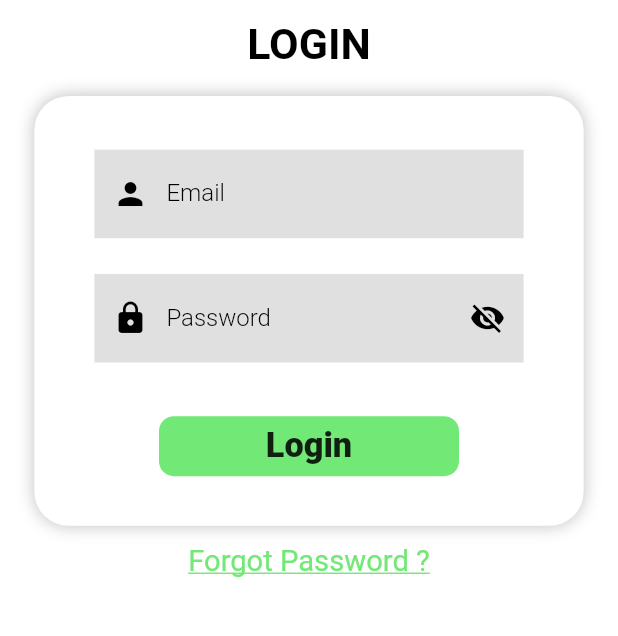
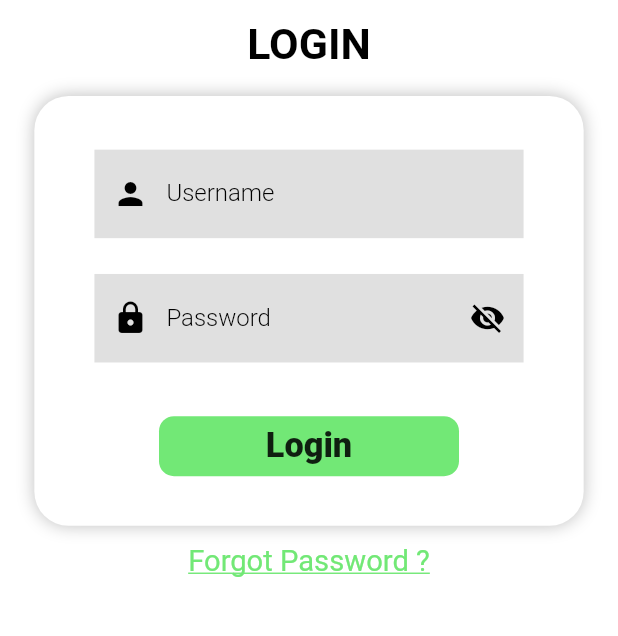
Before and after one commit to qubeena07/neelam-quiz, a Flutter app: the screen it shows after launch, after a tap on "LOGIN", on a phone screen of 412 x 824 dp, the part 456-1092 px from its top. Run offline on Flutter 3.47's test engine with Material 2 defaults, Android fonts, the light colour scheme and no system bars; our stand-ins replace email_validator, flutter_screenutil, fluttertoast, shared_preferences; network calls fail.

```diff
--- a/lib/controller/api_services.dart
+++ b/lib/controller/api_services.dart
@@ -40,14 +40,12 @@ class ApiService with ChangeNotifier {
           .timeout(const Duration(seconds: 600));
       log(response.statusCode.toString(), name: 'status code');
       final registerData = jsonDecode(response.body);
-      final sp = await SharedPreferences.getInstance();
-      sp.setString("senderId", registerData["sender"]);
-      log(registerData["sender"].toString(), name: "senderId value");
 
       if (response.statusCode == 201 || response.statusCode == 200) {
         return registerData;
       }
     } catch (e) {
+      log(e.toString(), name: "error in register api services");
       throw Exception(e.toString());
     }
   }
@@ -98,6 +96,8 @@ class ApiService with ChangeNotifier {
 
       log(responseData.toString(), name: 'data value');
       sp.setString("senderId", responseData['sender'].toString());
+      log(responseData['sender'].toString(),
+          name: "sender id value in api service");
       if (response.statusCode == 200 || response.statusCode == 201) {
         return ScoreModel.fromJson(responseData);
       }
--- a/lib/view/login_screen.dart
+++ b/lib/view/login_screen.dart
@@ -97,7 +97,7 @@ class _LoginScreenState extends State<LoginScreen> {
                           fillColor: Color.fromARGB(160, 206, 206, 206),
                           filled: true,
                           label: Text(
-                            "Email",
+                            "Username",
                             style: TextStyle(
                               color: Colors.black,
                               fontWeight: FontWeight.w300,
--- a/lib/view_model/auth_view_model.dart
+++ b/lib/view_model/auth_view_model.dart
@@ -12,6 +12,7 @@ class AuthViewModel extends ChangeNotifier {
 
   Future<void> registerApi(Map data, BuildContext context) async {
     await _apiService.postRegisterApi(data).then((value) {
+      log(value.toString(), name: "register value in auth view model");
       Fluttertoast.showToast(msg: "Registration Sucessfully");
       navigationRoute(context, route: "loginScreen");
       if (kDebugMode) {
@@ -19,6 +20,7 @@ class AuthViewModel extends ChangeNotifier {
       }
     }).onError((error, stackTrace) {
       if (kDebugMode) {
+        log(error.toString(), name: "error in register auth view model");
         Fluttertoast.showToast(msg: error.toString());
       }
     });
```
